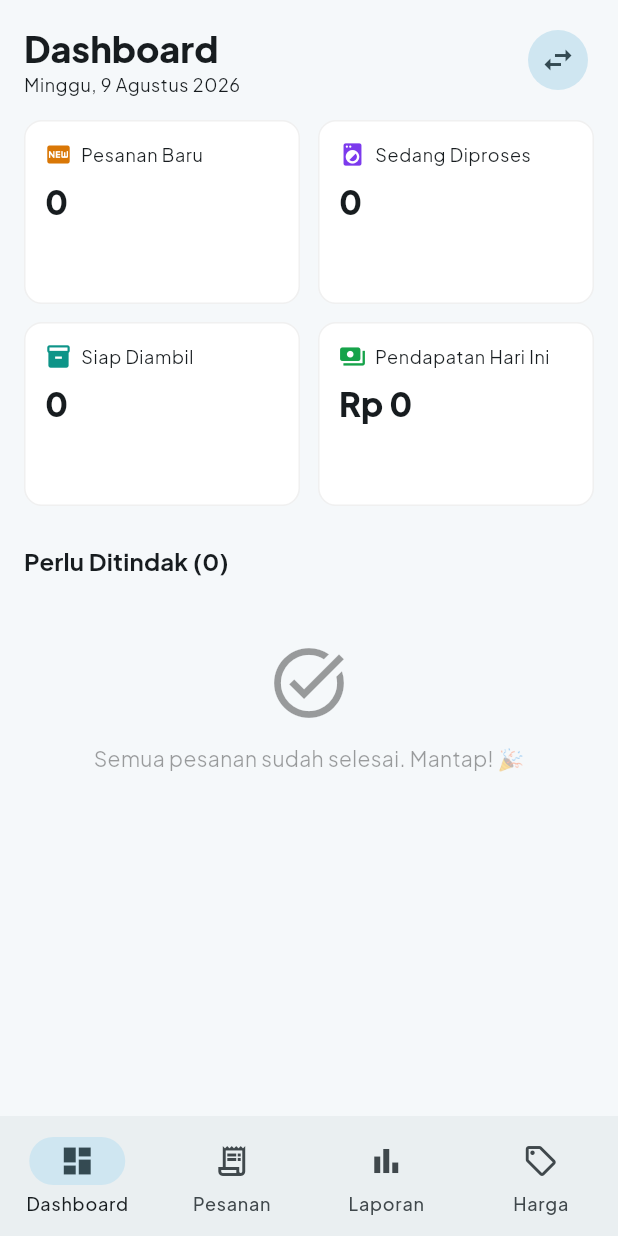
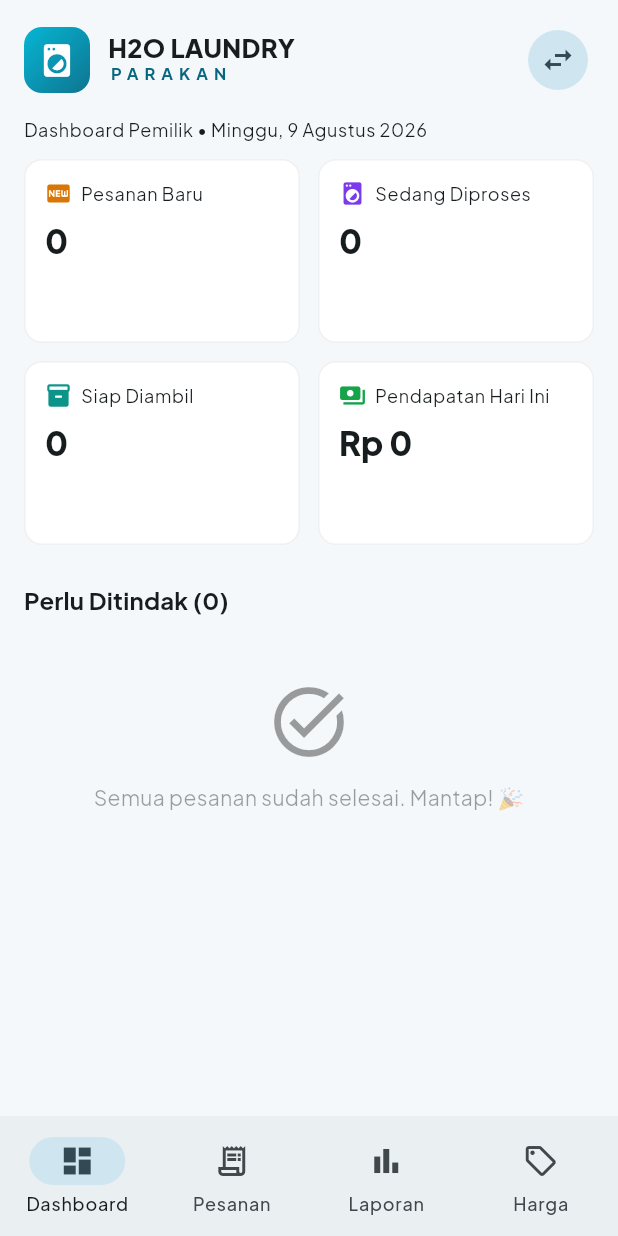
Before and after one commit to mustang77/tideview, a Flutter app: the OwnerShell screen opened directly, on a phone screen of 412 x 824 dp. Run offline on Flutter 3.47's test engine with Material 3 defaults, Android fonts, the phone set to English and light mode, and no system bars; our stand-ins replace pdf, printing, shared_preferences; accounts and stored records are empty.

Commit message:
Kop merek H2O LAUNDRY PARAKAN di seluruh aplikasi
- Widget BrandHeader (logo + H2O LAUNDRY / PARAKAN) dipasang di
  beranda pelanggan dan dashboard pemilik
- Nomor pesanan baru memakai awalan H2O- (sebelumnya LK dari nama
  lama LaundryKu)

Co-Authored-By: Claude Fable 5 <noreply@anthropic.com>
Claude-Session: https://claude.ai/code/session_011uZGEuV6kqQrityoLkhmTJ

```diff
--- a/lib/screens/customer_shell.dart
+++ b/lib/screens/customer_shell.dart
@@ -77,12 +77,14 @@ class _HomeTab extends StatelessWidget {
     return ListView(
       padding: const EdgeInsets.all(16),
       children: [
+        const BrandHeader(),
+        const SizedBox(height: 18),
         Text(
           name.isEmpty ? 'Halo! 👋' : 'Halo, ${name.split(' ').first}! 👋',
-          style: theme.textTheme.headlineSmall
+          style: theme.textTheme.titleLarge
               ?.copyWith(fontWeight: FontWeight.w800),
         ),
-        const SizedBox(height: 4),
+        const SizedBox(height: 2),
         Text('Mau cuci apa hari ini?',
             style: theme.textTheme.bodyMedium
                 ?.copyWith(color: theme.colorScheme.onSurfaceVariant)),
--- a/lib/screens/owner_shell.dart
+++ b/lib/screens/owner_shell.dart
@@ -88,17 +88,7 @@ class _DashboardTab extends StatelessWidget {
       children: [
         Row(
           children: [
-            Expanded(
-              child: Column(
-                crossAxisAlignment: CrossAxisAlignment.start,
-                children: [
-                  Text('Dashboard',
-                      style: theme.textTheme.headlineSmall
-                          ?.copyWith(fontWeight: FontWeight.w800)),
-                  Text(fullDate(now), style: theme.textTheme.bodySmall),
-                ],
-              ),
-            ),
+            const Expanded(child: BrandHeader()),
             IconButton.filledTonal(
               tooltip: 'Ganti Mode',
               onPressed: () => store.setRole(null),
@@ -106,7 +96,10 @@ class _DashboardTab extends StatelessWidget {
             ),
           ],
         ),
-        const SizedBox(height: 16),
+        const SizedBox(height: 14),
+        Text('Dashboard Pemilik • ${fullDate(now)}',
+            style: theme.textTheme.bodySmall),
+        const SizedBox(height: 12),
         GridView.count(
           crossAxisCount: MediaQuery.sizeOf(context).width > 560 ? 4 : 2,
           shrinkWrap: true,
--- a/lib/store.dart
+++ b/lib/store.dart
@@ -95,7 +95,8 @@ class LaundryStore extends ChangeNotifier {
     List<String> contents = const [],
   }) {
     final now = DateTime.now();
-    final code = 'LK${now.year % 100}${now.month.toString().padLeft(2, '0')}'
+    final code =
+        'H2O-${now.year % 100}${now.month.toString().padLeft(2, '0')}'
         '-${(now.millisecondsSinceEpoch % 10000).toString().padLeft(4, '0')}';
     final order = Order(
       id: code,
--- a/lib/widgets.dart
+++ b/lib/widgets.dart
@@ -17,6 +17,64 @@ const serviceIcons = <String, IconData>{
 
 IconData serviceIcon(String id) =>
     serviceIcons[id] ?? Icons.local_laundry_service;
+
+/// Kop merek "H2O LAUNDRY / PARAKAN" dengan logo, dipakai di
+/// beranda pelanggan, dashboard pemilik, dan layar pembuka.
+class BrandHeader extends StatelessWidget {
+  const BrandHeader({super.key, this.compact = true});
+
+  final bool compact;
+
+  @override
+  Widget build(BuildContext context) {
+    final theme = Theme.of(context);
+    final logoSize = compact ? 44.0 : 88.0;
+    return Row(
+      mainAxisAlignment:
+          compact ? MainAxisAlignment.start : MainAxisAlignment.center,
+      children: [
+        Container(
+          width: logoSize,
+          height: logoSize,
+          alignment: Alignment.center,
+          decoration: BoxDecoration(
+            gradient: const LinearGradient(
+              colors: [Color(0xFF06B6D4), Color(0xFF0E7490)],
+              begin: Alignment.topLeft,
+              end: Alignment.bottomRight,
+            ),
+            borderRadius: BorderRadius.circular(compact ? 12 : 24),
+          ),
+          child: Icon(Icons.local_laundry_service,
+              size: compact ? 26 : 48, color: Colors.white),
+        ),
+        const SizedBox(width: 12),
+        Column(
+          crossAxisAlignment: CrossAxisAlignment.start,
+          children: [
+            Text(
+              'H2O LAUNDRY',
+              style: TextStyle(
+                fontSize: compact ? 17 : 24,
+                fontWeight: FontWeight.w800,
+                height: 1.1,
+              ),
+            ),
+            Text(
+              'PARAKAN',
+              style: TextStyle(
+                fontSize: compact ? 11 : 14,
+                fontWeight: FontWeight.w700,
+                letterSpacing: compact ? 4 : 6,
+                color: theme.colorScheme.primary,
+              ),
+            ),
+          ],
+        ),
+      ],
+    );
+  }
+}
 
 Color statusColor(OrderStatus status) {
   switch (status) {
```
